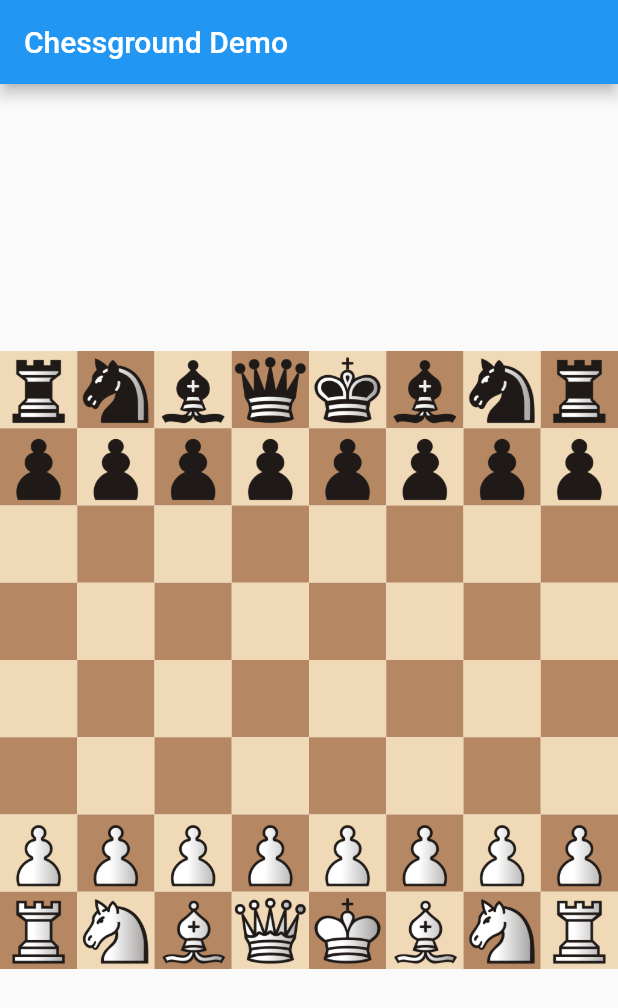
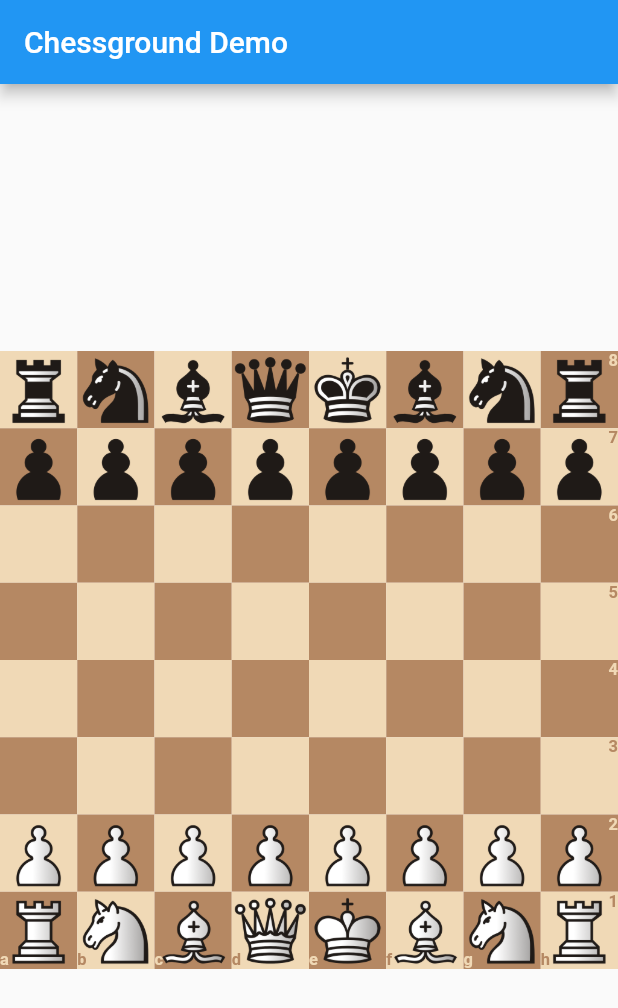
Before and after one commit to ruzgab/flutter-chessground, a Flutter app: the screen it shows after launch, on a phone screen of 412 x 824 dp. Shown: the top 1008 px of the screen. Run offline on Flutter 3.47's test engine with Material 2 defaults, Android fonts, the phone set to English and light mode, and no system bars; our stand-ins replace tuple; missing offline and left inert: chess.

Commit message:
Implement background coordinates

```diff
--- a/lib/src/background.dart
+++ b/lib/src/background.dart
@@ -1,18 +1,42 @@
 import 'package:flutter/material.dart';
+import 'models.dart' as cg;
 
-@immutable
+/// Board background
+///
+/// Use the static const members to ensure flutter don't rebuild the board more
+/// than once
 class Background extends StatelessWidget {
-  final Color lightSquare;
-  final Color darkSquare;
-
   const Background({
     Key? key,
     required this.lightSquare,
     required this.darkSquare,
+    this.coordinates = true,
+    this.orientation = cg.Color.white,
   }) : super(key: key);
+
+  final Color lightSquare;
+  final Color darkSquare;
+  final bool coordinates;
+  final cg.Color orientation;
+
+  static const brown = Background(
+    lightSquare: Color(0xfff0d9b6),
+    darkSquare: Color(0xffb58863),
+  );
+  static const brownWhiteCoords = Background(
+      lightSquare: Color(0xfff0d9b6),
+      darkSquare: Color(0xffb58863),
+      coordinates: true,
+      orientation: cg.Color.white);
+  static const brownBlackCoords = Background(
+      lightSquare: Color(0xfff0d9b6),
+      darkSquare: Color(0xffb58863),
+      coordinates: true,
+      orientation: cg.Color.black);
 
   @override
   Widget build(BuildContext context) {
+    debugPrint('build chessground background');
     return SizedBox.expand(
       child: Column(
         children: List.generate(
@@ -29,6 +53,16 @@ class Background extends StatelessWidget {
                         color: ((rank + file) % 2 == 0)
                             ? lightSquare
                             : darkSquare),
+                    child: coordinates
+                        ? Coordinate(
+                            rank: rank,
+                            file: file,
+                            orientation: orientation,
+                            color: ((rank + file) % 2 == 0)
+                                ? darkSquare
+                                : lightSquare,
+                          )
+                        : null,
                   ),
                 ),
               ),
@@ -39,3 +73,50 @@ class Background extends StatelessWidget {
     );
   }
 }
+
+class Coordinate extends StatelessWidget {
+  final int rank;
+  final int file;
+  final Color color;
+  final cg.Color orientation;
+
+  const Coordinate({
+    Key? key,
+    required this.rank,
+    required this.file,
+    required this.color,
+    required this.orientation,
+  }) : super(key: key);
+
+  @override
+  Widget build(BuildContext context) {
+    final coordStyle = TextStyle(
+      fontWeight: FontWeight.bold,
+      fontSize: 11.0,
+      color: color,
+      fontFamily: 'Roboto',
+    );
+    return Stack(
+      children: [
+        if (file == 7)
+          Align(
+            alignment: Alignment.topRight,
+            child: Text(
+              orientation == cg.Color.white ? '${8 - rank}' : '${rank + 1}',
+              style: coordStyle,
+            ),
+          ),
+        if (rank == 7)
+          Align(
+            alignment: Alignment.bottomLeft,
+            child: Text(
+              orientation == cg.Color.white
+                  ? String.fromCharCode(97 + file)
+                  : String.fromCharCode(97 + 7 - file),
+              style: coordStyle,
+            ),
+          ),
+      ],
+    );
+  }
+}
--- a/lib/src/board.dart
+++ b/lib/src/board.dart
@@ -100,7 +100,7 @@ class _BoardState extends State<Board> {
       dimension: widget.size,
       child: Stack(
         children: [
-          const Background(lightSquare: lightSquare, darkSquare: darkSquare),
+          widget.orientation == cg.Color.white ? Background.brownWhiteCoords : Background.brownBlackCoords,
           Stack(
             children: [
               if (widget.lastMove != null)
```
